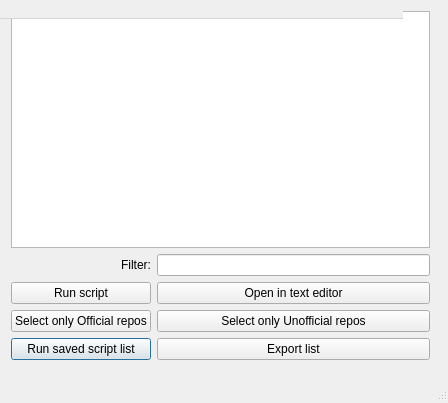
The window that packagesdialog.ui (adgellida/ubunsys) describes before a commit, drawn with Qt 5.
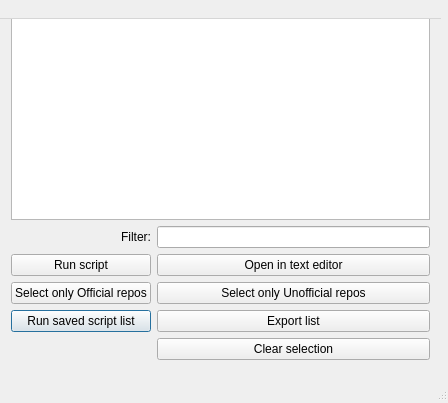
The same window after the commit.

The edit to the form file:
```diff
--- a/packagesdialog.ui
+++ b/packagesdialog.ui
@@ -84,14 +84,24 @@
       </property>
      </widget>
     </item>
+    <item row="5" column="1">
+     <widget class="QPushButton" name="clearSelectionButton">
+      <property name="text">
+       <string>Clear selection</string>
+      </property>
+     </widget>
+    </item>
    </layout>
   </widget>
   <widget class="QMenuBar" name="menuBar">
+   <property name="enabled">
+    <bool>false</bool>
+   </property>
    <property name="geometry">
     <rect>
      <x>0</x>
      <y>0</y>
-     <width>403</width>
+     <width>441</width>
      <height>19</height>
     </rect>
    </property>
```
